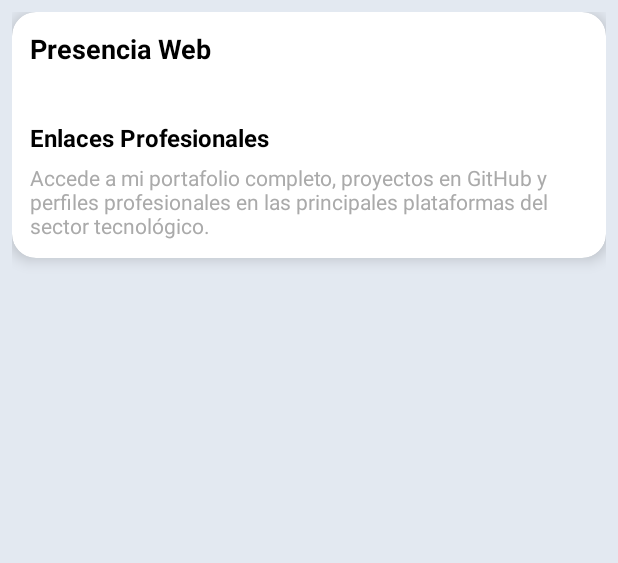
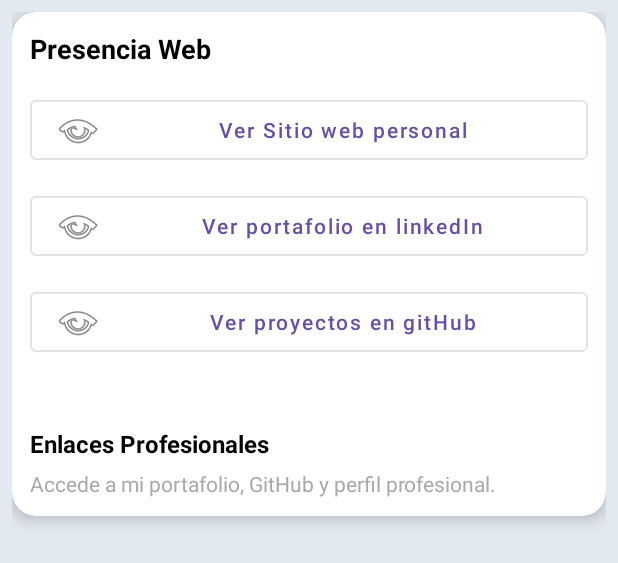
Before and after one commit to karinamj/CVProfile, an Android app: the layout fragment_web.xml on its own in the app's theme, with its tools: preview values and no code run, on a phone screen of 412 x 824 dp. Shown: the top 563 px of the screen. Run offline under Robolectric (Android 15) with nearby library versions, the phone set to English and light mode, and no system bars.

Commit message:
Refactor web and button fragments to use Material buttons and ViewModel
Replaced dynamic button creation in WebFragment with static MaterialButton components and connected them to user data via a new WebViewModel that loads user links from the database. Updated fragment_button.xml and fragment_web.xml layouts to use MaterialButton for consistent UI, and adjusted ButtonFragment to use ButtonViewModel. This improves maintainability, UI consistency, and enables dynamic link handling based on user data.

```diff
--- a/app/src/main/java/com/example/cvprofile/ui/button/ButtonFragment.kt
+++ b/app/src/main/java/com/example/cvprofile/ui/button/ButtonFragment.kt
@@ -18,7 +18,7 @@ class ButtonFragment : Fragment() {
 
     private var _binding: FragmentButtonBinding? = null
     private val binding get() = _binding!!
-    private val viewModel: ProfileViewModel by viewModels()
+    private val viewModel: ButtonViewModel by viewModels()
 
     override fun onCreateView(
         inflater: LayoutInflater, container: ViewGroup?,
--- a/app/src/main/res/layout/fragment_web.xml
+++ b/app/src/main/res/layout/fragment_web.xml
@@ -1,8 +1,8 @@
 <?xml version="1.0" encoding="utf-8"?>
 <ScrollView xmlns:android="http://schemas.android.com/apk/res/android"
+    xmlns:app="http://schemas.android.com/apk/res-auto"
     android:layout_width="match_parent"
     android:layout_height="match_parent"
-    xmlns:app="http://schemas.android.com/apk/res-auto"
     android:background="@color/fondo_principal"
     android:padding="8dp">
 
@@ -16,8 +16,8 @@
         <LinearLayout
             android:layout_width="match_parent"
             android:layout_height="wrap_content"
-            android:padding="12dp"
-            android:orientation="vertical">
+            android:orientation="vertical"
+            android:padding="12dp">
 
             <!-- Título -->
             <TextView
@@ -26,15 +26,46 @@
                 android:text="Presencia Web"
                 android:textStyle="bold"
                 android:textSize="18sp"
-                android:textColor="@android:color/black"/>
+                android:textColor="@android:color/black"
+                android:layout_marginBottom="16dp" />
 
-            <!-- Contenedor dinámico de botones -->
-            <LinearLayout
-                android:id="@+id/enlacesContainer"
+            <!-- Botones -->
+            <com.google.android.material.button.MaterialButton
+                android:id="@+id/btnWebsite"
+                style="@style/Widget.MaterialComponents.Button.OutlinedButton"
                 android:layout_width="match_parent"
                 android:layout_height="wrap_content"
-                android:orientation="vertical"
-                android:layout_marginTop="16dp"/>
+                android:text="Ver Sitio web personal"
+                android:drawableStart="@android:drawable/ic_menu_view"
+                app:iconGravity="textTop"
+                app:iconPadding="12dp"
+                android:layout_marginBottom="12dp"
+                android:textAllCaps="false"/>
+
+            <com.google.android.material.button.MaterialButton
+                android:id="@+id/btnLinkedin"
+                style="@style/Widget.MaterialComponents.Button.OutlinedButton"
+                android:layout_width="match_parent"
+                android:layout_height="wrap_content"
+                android:text="Ver portafolio en linkedIn"
+                android:drawableStart="@android:drawable/ic_menu_view"
+                app:iconGravity="textTop"
+                app:iconPadding="12dp"
+                android:layout_marginBottom="12dp"
+                android:tint="@android:color/black"
+                android:textAllCaps="false"/>
+
+            <com.google.android.material.button.MaterialButton
+                android:id="@+id/btnGithub"
+                style="@style/Widget.MaterialComponents.Button.OutlinedButton"
+                android:layout_width="match_parent"
+                android:layout_height="wrap_content"
+                android:text="Ver proyectos en gitHub"
+                android:drawableStart="@android:drawable/ic_menu_view"
+                app:iconGravity="textTop"
+                app:iconPadding="12dp"
+                android:layout_marginBottom="24dp"
+                android:textAllCaps="false"/>
 
             <!-- Subtítulo -->
             <TextView
@@ -44,16 +75,17 @@
                 android:textStyle="bold"
                 android:textSize="16sp"
                 android:layout_marginTop="20dp"
-                android:textColor="@android:color/black"/>
+                android:textColor="@android:color/black" />
 
             <!-- Descripción -->
             <TextView
                 android:layout_width="match_parent"
                 android:layout_height="wrap_content"
-                android:text="Accede a mi portafolio completo, proyectos en GitHub y perfiles profesionales en las principales plataformas del sector tecnológico."
+                android:text="Accede a mi portafolio, GitHub y perfil profesional."
                 android:textSize="14sp"
                 android:layout_marginTop="6dp"
-                android:textColor="@android:color/darker_gray"/>
+                android:textColor="@android:color/darker_gray" />
+
         </LinearLayout>
     </androidx.cardview.widget.CardView>
 </ScrollView>
```
Also changed, not shown: app/src/main/java/com/example/cvprofile/ui/web/WebFragment.kt (+64 -47 lines), app/src/main/java/com/example/cvprofile/ui/web/WebViewModel.kt (+21 -2 lines), app/src/main/res/layout/fragment_button.xml (+34 -21 lines).
